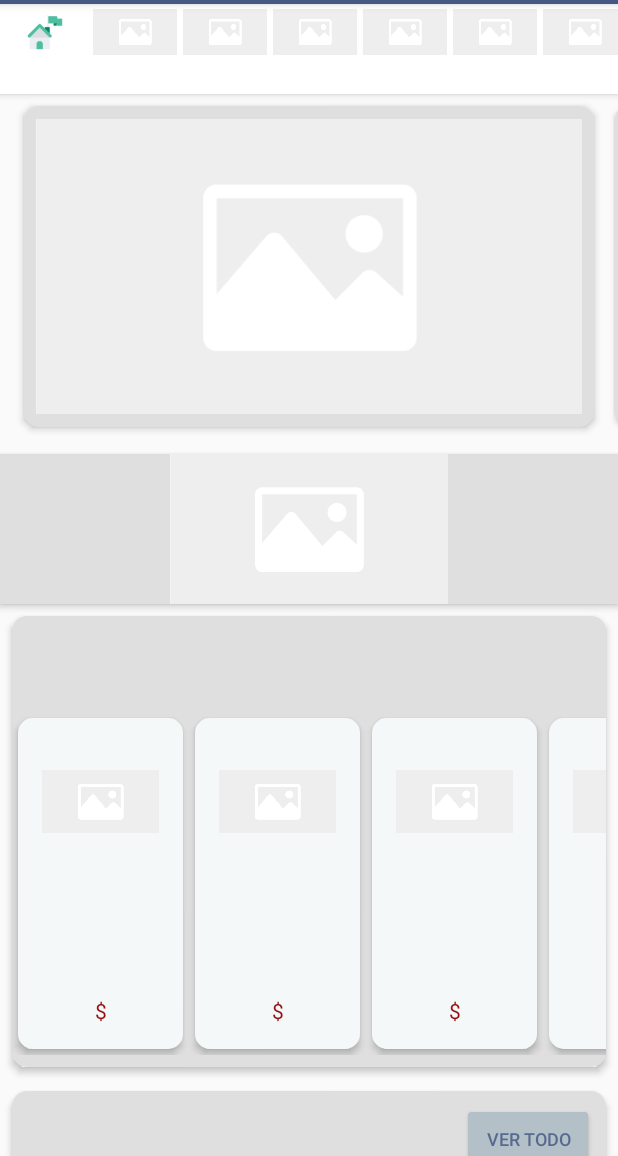
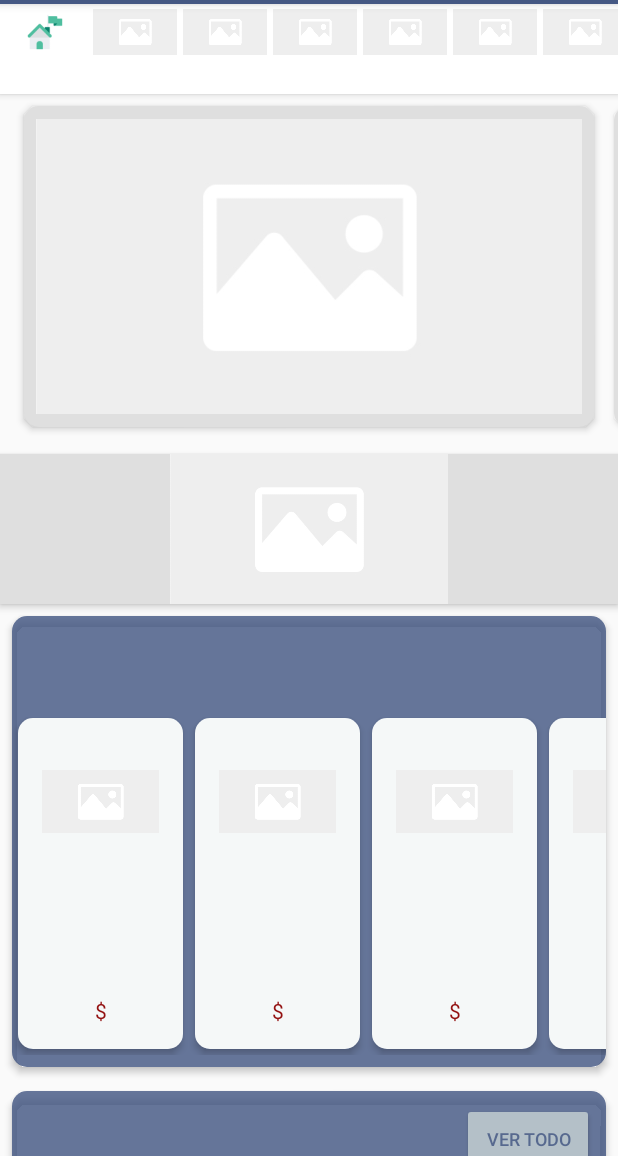
Before and after one commit to Oscar112248Oscar/MiTienda, an Android app: the screen it shows after launch once a user with an empty profile is signed in (navegacionMenu), on a phone screen of 412 x 824 dp, the part 80-1236 px from its top. Run offline under Robolectric (Android 15) with nearby library versions, the phone set to English and light mode, and no system bars; our stand-ins replace Firebase (no records; nobody signed in at launch, a user with empty details on screens opened directly), navigation-ui; 3 statements that could not run were skipped.

Commit message:
repositorio sin los colores de la base ...

```diff
--- a/app/src/main/java/milenium/oscar/mitienda/HomePageAdapter.java
+++ b/app/src/main/java/milenium/oscar/mitienda/HomePageAdapter.java
@@ -95,7 +95,7 @@ public class HomePageAdapter extends RecyclerView.Adapter {
 
     }
 
-    @RequiresApi(api = Build.VERSION_CODES.LOLLIPOP)
+   // @RequiresApi(api = Build.VERSION_CODES.LOLLIPOP)
     @Override
     public void onBindViewHolder(@NonNull RecyclerView.ViewHolder holder, int position) {
 
@@ -331,9 +331,9 @@ public class HomePageAdapter extends RecyclerView.Adapter {
 
         }
 
-        @RequiresApi(api = Build.VERSION_CODES.LOLLIPOP)
+       // @RequiresApi(api = Build.VERSION_CODES.LOLLIPOP)
         private void setHorizontalProductLayout(List<HorizontalProductScrollModel> horizontalProductScrollModelsList, final String title, String color, final List<WishListModel> viewAllProductList){
-            container.setBackgroundTintList(ColorStateList.valueOf(Color.parseColor(color)));
+        //    container.setBackgroundTintList(ColorStateList.valueOf(Color.parseColor(color)));
             horizontallayouTitle.setText(title);
 
             if(horizontalProductScrollModelsList.size()>5){
@@ -387,9 +387,9 @@ public class HomePageAdapter extends RecyclerView.Adapter {
 
 
             }
-            @RequiresApi(api = Build.VERSION_CODES.LOLLIPOP)
+         //   @RequiresApi(api = Build.VERSION_CODES.LOLLIPOP)
             private void setGridProductLayout(final List<HorizontalProductScrollModel> horizontalProductScrollModelsList, final String title, String color){
-               container_gridLayout.setBackgroundTintList(ColorStateList.valueOf(Color.parseColor(color)));
+           //    container_gridLayout.setBackgroundTintList(ColorStateList.valueOf(Color.parseColor(color)));
                 gridLayoutTitle.setText(title);
 
                 for (int x=0 ; x < 4; x++){
```
